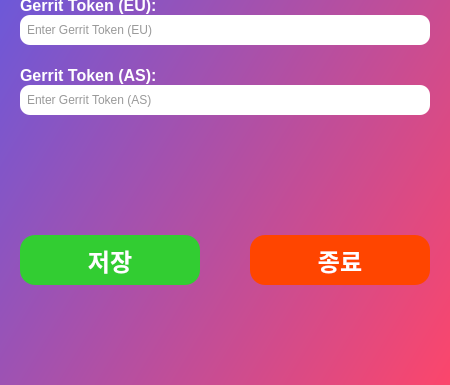
The window that settings.ui (nakkasoft/das-worklog) describes before a commit, drawn with Qt 5; both pictures show x 0 to 450 and y 365 to 750 of the 450 by 750 pixel window.
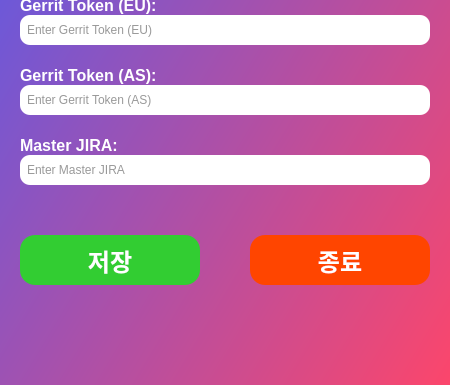
The same window after the commit.

Patch:
```diff
--- a/settings.ui
+++ b/settings.ui
@@ -421,6 +421,57 @@
     </property>
    </widget>
 
+   <!-- Master JIRA -->
+   <widget class="QLabel" name="masterJiraLabel">
+    <property name="geometry">
+     <rect>
+      <x>20</x>
+      <y>500</y>
+      <width>410</width>
+      <height>20</height>
+     </rect>
+    </property>
+    <property name="font">
+     <font>
+      <family>Arial</family>
+      <pointsize>12</pointsize>
+      <weight>75</weight>
+      <bold>true</bold>
+     </font>
+    </property>
+    <property name="styleSheet">
+     <string notr="true">color: white;</string>
+    </property>
+    <property name="text">
+     <string>Master JIRA:</string>
+    </property>
+   </widget>
+   <widget class="QLineEdit" name="masterJiraInput">
+    <property name="geometry">
+     <rect>
+      <x>20</x>
+      <y>520</y>
+      <width>410</width>
+      <height>30</height>
+     </rect>
+    </property>
+    <property name="styleSheet">
+     <string notr="true">
+       QLineEdit {
+         border: none;
+         border-radius: 10px;
+         background-color: rgb(255, 255, 255);
+         padding: 5px;
+         font-size: 12px;
+         color: #333;
+       }
+     </string>
+    </property>
+    <property name="placeholderText">
+     <string>Enter Master JIRA</string>
+    </property>
+   </widget>
+
    <!-- Close Button -->
    <widget class="QPushButton" name="closeSettingsButton">
     <property name="geometry">
```
Left out of the diff: 2 changed lines with no effect on the pictures.
